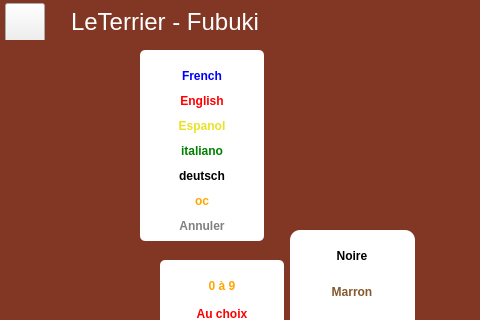
Old version of the form mainwindow.ui in the repository Txikilinux/leterrier-fubuki; both pictures show x 0 to 480 and y 0 to 320 of the 1024 by 590 pixel window.
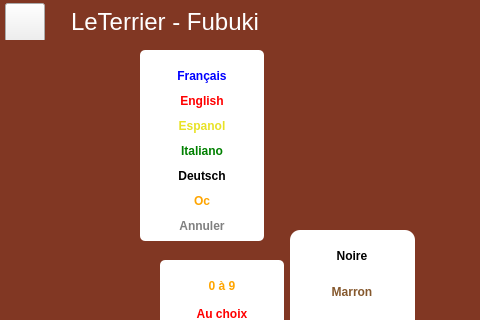
New version of the form. Icons and pictures are not drawn. Custom widgets are drawn as their Qt base class.

Commit message: Gestion exclusive des différents menus : prise en compte du menu langues

Diff of the .ui file:
```diff
--- a/mainwindow.ui
+++ b/mainwindow.ui
@@ -2372,7 +2372,7 @@
              <string notr="true">color:orange</string>
             </property>
             <property name="text">
-             <string>oc</string>
+             <string>Oc</string>
             </property>
            </widget>
           </item>
@@ -2406,7 +2406,7 @@
              <string notr="true">color:black</string>
             </property>
             <property name="text">
-             <string>deutsch</string>
+             <string>Deutsch</string>
             </property>
            </widget>
           </item>
@@ -2440,7 +2440,7 @@
              <string notr="true">color: blue;</string>
             </property>
             <property name="text">
-             <string>French</string>
+             <string>Français</string>
             </property>
            </widget>
           </item>
@@ -2542,7 +2542,7 @@
              <string notr="true">color:green</string>
             </property>
             <property name="text">
-             <string>italiano</string>
+             <string>Italiano</string>
             </property>
            </widget>
           </item>
```
Left out of the diff: 12 changed lines with no effect on the pictures. The commit also changes 1 other file.
